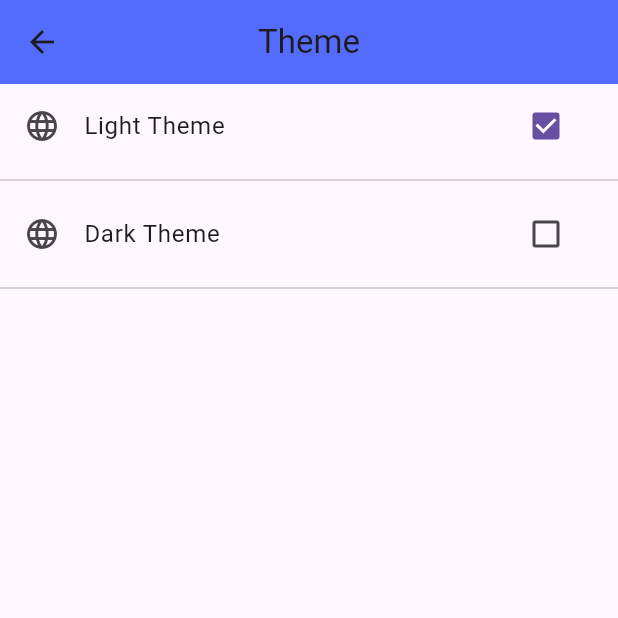
After one commit to beltei-iu/UC2-BIT-SE-Y4S1-B5-MAD-II-E2-414-2025, a Flutter app: the ThemeScreen screen opened directly, on a phone screen of 412 x 824 dp, the top half of it. The commit adds this screen. Run offline on Flutter 3.47's test engine with Material 3 defaults, Android fonts, the phone set to English and light mode, and no system bars; our stand-ins replace badges, dio, get, shared_preferences, sqflite, sqflite_common_ffi and 1 more; accounts and stored records are empty.

Commit message:
Localization and Theme

```diff
--- /dev/null
+++ b/devtools_options.yaml
@@ -0,0 +1,3 @@
+description: This file stores settings for Dart & Flutter DevTools.
+documentation: https://docs.flutter.dev/tools/devtools/extensions#configure-extension-enablement-states
+extensions:
--- a/lib/main.dart
+++ b/lib/main.dart
@@ -8,6 +8,7 @@ import 'package:mad_2_414/provider/cart_provider.dart';
 import 'package:mad_2_414/route/app_route.dart';
 import 'package:mad_2_414/screens/splash_screen.dart';
 import 'package:mad_2_414/services/category_service.dart';
+import 'package:mad_2_414/translate/Message.dart';
 import 'package:provider/provider.dart';
 import 'package:sqflite_common_ffi/sqflite_ffi.dart';
 
@@ -24,8 +25,8 @@ void main() {
   // Demo
   final categoryService = CategoryService();
   // Insert Data
-  final category = Category(name: 'Apple', nameKh: 'Apple');
-  categoryService.insertCategory(category);
+  // final category = Category(name: 'Apple', nameKh: 'Apple');
+  // categoryService.insertCategory(category);
 
   // Query
   // categoryService
@@ -58,9 +59,6 @@ class App extends StatelessWidget {
     // GetX
     return GetMaterialApp(
       title: 'Book Shop',
-      theme: ThemeData(
-        colorScheme: ColorScheme.fromSeed(seedColor: Colors.deepPurple),
-      ),
 
       // Option 1
       //home: SplashScreen(),
@@ -75,11 +73,18 @@ class App extends StatelessWidget {
       onGenerateRoute: AppRoute.onGenerateRoute,
       navigatorKey: AppRoute.key,
 
-      // theme: ThemeData.light(),
-      // darkTheme: ThemeData.dark(),
-      // themeMode: themeController.theme,
+
 
       home: SplashScreen(),
+
+      // Translate
+      translations: Message(),
+      locale: Get.deviceLocale,
+
+      // Theme
+      theme: ThemeData.light(),
+      darkTheme: ThemeData.dark(),
+      themeMode: Get.isDarkMode ? ThemeMode.dark : ThemeMode.light,
     );
   }
 }
--- a/lib/screens/home_screen.dart
+++ b/lib/screens/home_screen.dart
@@ -79,9 +79,6 @@ class _HomeScreenState extends State<HomeScreen> {
       actions: [
         badges.Badge(
           badgeContent: GetBuilder<CartController>(builder: (cartController){
-
-            cartController
-
             return Text(
               "${cartController.orders.length}",
               style: TextStyle(color: Colors.white),
@@ -124,7 +121,7 @@ class _HomeScreenState extends State<HomeScreen> {
         crossAxisAlignment: CrossAxisAlignment.start,
         children: [
           Text(
-            "Hi, $fullName",
+            "hi".tr +" "+"$fullName",
             style: TextStyle(
               fontSize: 28,
               fontWeight: FontWeight.bold,
--- /dev/null
+++ b/lib/screens/theme_screen.dart
@@ -0,0 +1,53 @@
+import 'package:flutter/material.dart';
+import 'package:get/get.dart';
+
+class ThemeScreen extends StatefulWidget {
+
+  const ThemeScreen({super.key});
+
+  @override
+  State<ThemeScreen> createState() => _ThemeScreenState();
+}
+
+class _ThemeScreenState extends State<ThemeScreen> {
+
+  bool _isLight = true;
+
+  @override
+  Widget build(BuildContext context) {
+    return Scaffold(
+      appBar: AppBar(
+        title: Text("theme".tr),
+        centerTitle: true,
+        elevation: 0.5,
+        backgroundColor: Colors.indigoAccent,
+      ),
+      body: ListView(
+        children: [
+          ListTile(
+            leading: Icon(Icons.language),
+            title: Text("lightTheme".tr),
+            trailing: Checkbox(value: _isLight, onChanged: (v){
+              Get.changeTheme(ThemeData.light());
+              setState(() {
+                _isLight = true;
+              });
+            }),
+          ),
+          Divider(),
+          ListTile(
+            leading: Icon(Icons.language),
+            title: Text("darkTheme".tr),
+            trailing: Checkbox(value: !_isLight, onChanged: (v){
+              Get.changeTheme(ThemeData.dark());
+              setState(() {
+                _isLight = false;
+              });
+            }),
+          ),
+          Divider(),
+        ],
+      ),
+    );
+  }
+}
--- /dev/null
+++ b/lib/translate/Message.dart
@@ -0,0 +1,29 @@
+
+
+import 'package:get/get.dart';
+
+class Message extends Translations {
+
+  @override
+  Map<String, Map<String, String>> get keys => {
+    "en_US":{
+      "hi":"Hi",
+      "language":"Language",
+      "khmerLanguage":"Khmer Language",
+      "englishLanguage":"English Language",
+      "theme":"Theme",
+      "lightTheme":"Light Theme",
+      "darkTheme":"Dark Theme"
+    },
+    "km_KH":{
+      "hi":"សួស្តី",
+      "language":"ភាសា",
+      "khmerLanguage":"ភាសាខ្មែរ",
+      "englishLanguage":"ភាសាអង់គ្លេស",
+      "theme":"ផ្ទៃ",
+      "lightTheme":"ផ្ទៃភ្លឺ",
+      "darkTheme":"ផ្ទៃងងឹត"
+    }
+  };
+
+}
--- a/pubspec.yaml
+++ b/pubspec.yaml
@@ -30,6 +30,8 @@ environment:
 dependencies:
   flutter:
     sdk: flutter
+  flutter_localizations:
+    sdk: flutter
 
   # The following adds the Cupertino Icons font to your application.
   # Use with the CupertinoIcons class for iOS style icons.
@@ -45,6 +47,7 @@ dependencies:
   sqflite_common_ffi_web: ^1.0.0
   provider: ^6.1.5
   get: ^4.7.2
+  intl: ^0.20.2
 
 dev_dependencies:
   flutter_test:
@@ -66,6 +69,8 @@ flutter:
   # included with your application, so that you can use the icons in
   # the material Icons class.
   uses-material-design: true
+
+  generate: true
 
   # To add assets to your application, add an assets section, like this:
   assets:
```
Also changed, not shown: lib/data/db_sqflite_manager.dart (added, +111 -0 lines), lib/models/category.dart (added, +15 -0 lines), lib/models/product.dart (added, +48 -0 lines), lib/screens/language_screen.dart (added, +59 -0 lines), lib/screens/more_screen.dart (+9 -0 lines), lib/services/category_service.dart (added, +19 -0 lines), assets/images/iphone.jpg (added), lib/util/Data.dart (added), pubspec.lock.
